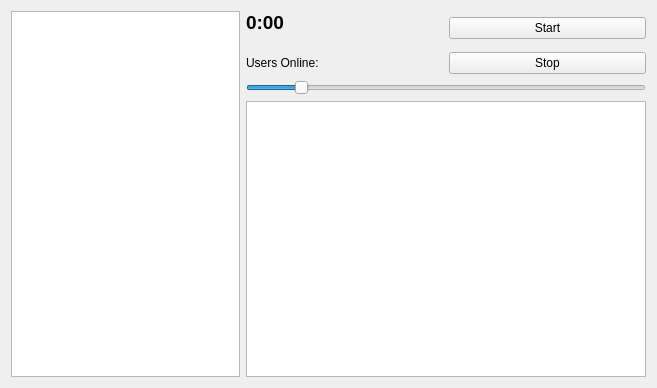
Qt form streamerenv.ui (SpaceWind/tabotalife) before a commit.
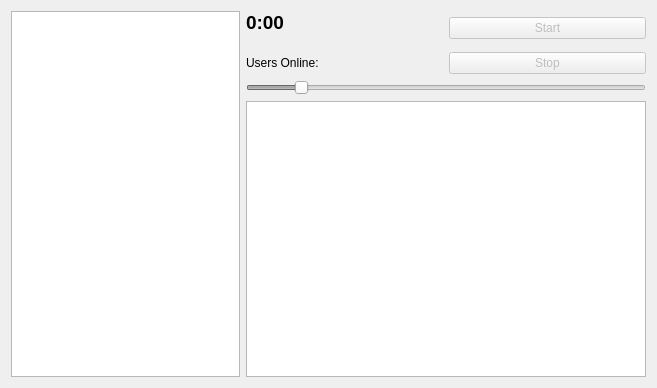
The same form after that commit.

```diff
--- a/streamerenv.ui
+++ b/streamerenv.ui
@@ -16,6 +16,9 @@
   <layout class="QGridLayout" name="gridLayout">
    <item row="0" column="2" rowspan="3">
     <widget class="QPushButton" name="pushButton">
+     <property name="enabled">
+      <bool>false</bool>
+     </property>
      <property name="text">
       <string>Start</string>
      </property>
@@ -50,6 +53,9 @@
    </item>
    <item row="3" column="2">
     <widget class="QPushButton" name="pushButton_2">
+     <property name="enabled">
+      <bool>false</bool>
+     </property>
      <property name="text">
       <string>Stop</string>
      </property>
@@ -64,6 +70,9 @@
    </item>
    <item row="4" column="1" colspan="2">
     <widget class="QSlider" name="horizontalSlider">
+     <property name="enabled">
+      <bool>false</bool>
+     </property>
      <property name="maximum">
       <number>8</number>
      </property>
```
